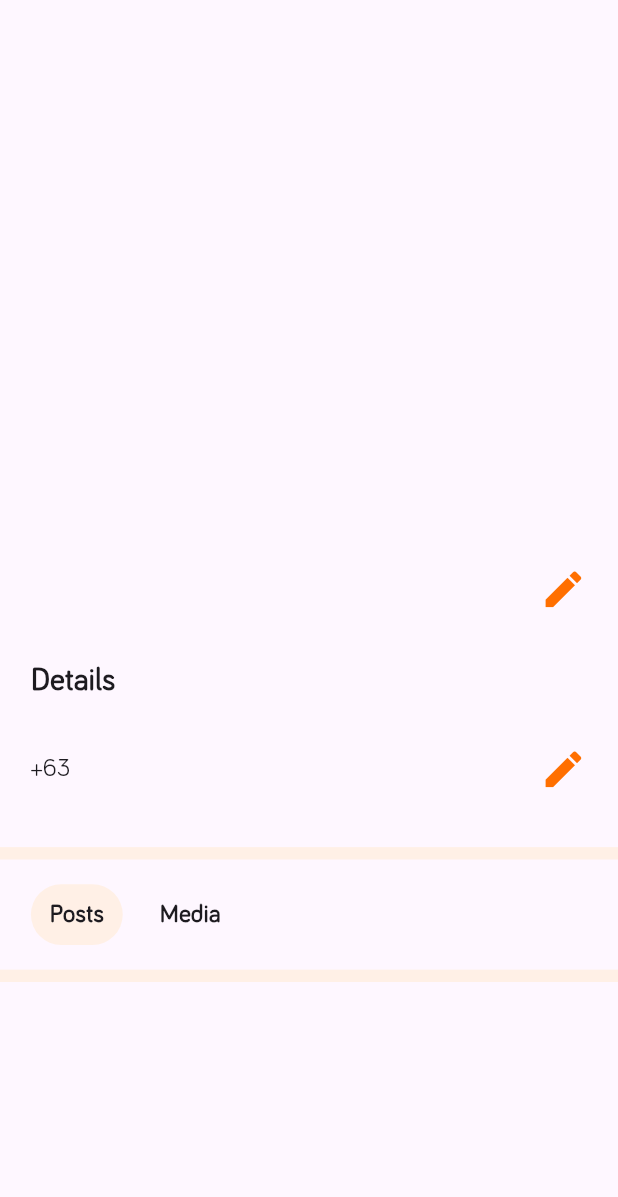
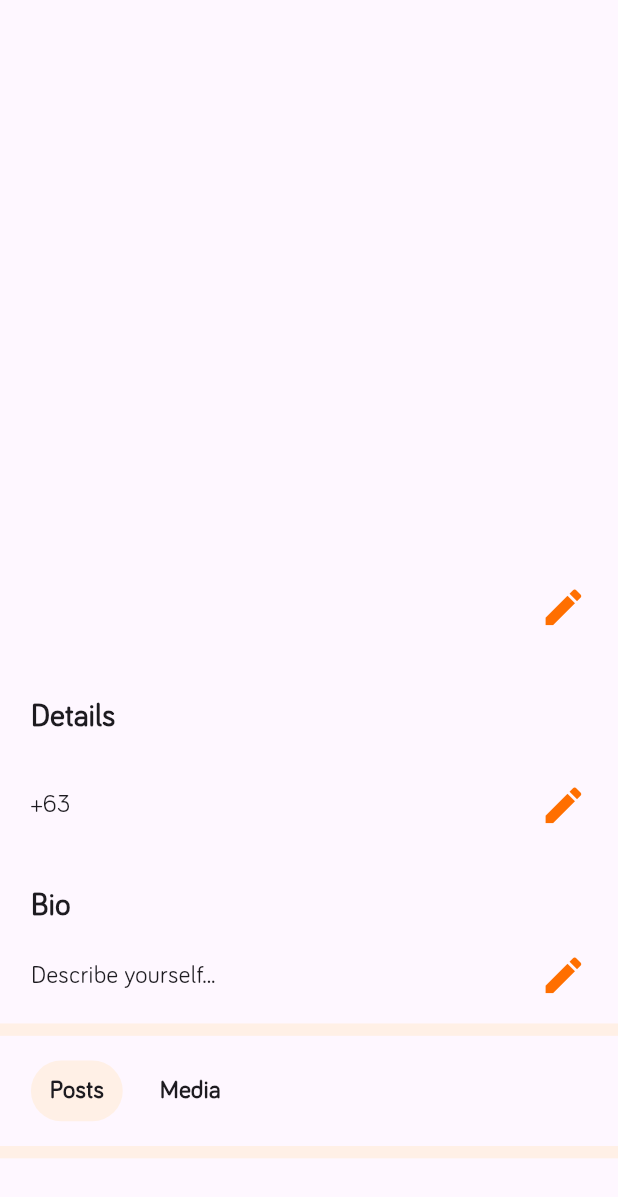
Before and after one commit to ADRIANTULANG/mediaTooker, a Flutter app: the UsersProfileView screen opened directly, on a phone screen of 412 x 824 dp. Shown: the top 1197 px of the screen. Run offline on Flutter 3.47's test engine with Material 3 defaults, Android fonts, the light colour scheme and no system bars; our stand-ins replace awesome_notifications, badges, cached_network_image, cloud_firestore, file_picker, firebase_auth and 12 more; missing offline and left inert: flutter_file_downloader; accounts and stored records are empty; network calls fail; statements that could not run were skipped.

Commit message:
some updates

```diff
--- a/lib/services/getstorage_services.dart
+++ b/lib/services/getstorage_services.dart
@@ -12,6 +12,7 @@ class StorageServices extends GetxController {
     required String type,
     required String provider,
     required String profilePicture,
+    required String accountType,
   }) {
     storage.write("id", id);
     storage.write("contactno", contactno);
@@ -20,6 +21,7 @@ class StorageServices extends GetxController {
     storage.write("type", type);
     storage.write("provider", provider);
     storage.write("profilePicture", profilePicture);
+    storage.write("accountType", accountType);
   }
 
   removeStorageCredentials() {
@@ -30,5 +32,6 @@ class StorageServices extends GetxController {
     storage.remove("provider");
     storage.remove("name");
     storage.remove("profilePicture");
+    storage.remove("accountType");
   }
 }
--- a/lib/src/login_users_and_admin_screen/controller/login_users_and_admin_controller.dart
+++ b/lib/src/login_users_and_admin_screen/controller/login_users_and_admin_controller.dart
@@ -42,6 +42,7 @@ class LoginViewController extends GetxController {
             Get.back();
             Get.offAll(() => const UsersBottomNavView());
             Get.find<StorageServices>().saveClientCredentials(
+                accountType: userdetails[0]['accountType'],
                 profilePicture: userdetails[0]['profilePhoto'],
                 id: userdetails[0].id,
                 contactno: userdetails[0]['contactno'],
@@ -153,6 +154,7 @@ class LoginViewController extends GetxController {
           Get.back();
           Get.offAll(() => const UsersBottomNavView());
           Get.find<StorageServices>().saveClientCredentials(
+              accountType: res.docs[0]['accountType'],
               id: res.docs[0].id,
               contactno: res.docs[0]['contactno'],
               email: res.docs[0]['email'],
--- a/lib/src/users_profile_screen/controller/users_profile_controller.dart
+++ b/lib/src/users_profile_screen/controller/users_profile_controller.dart
@@ -23,6 +23,8 @@ class UsersProfileController extends GetxController {
   RxString address = ''.obs;
   RxString contactNo = ''.obs;
   RxString usertype = ''.obs;
+  RxString accountType = ''.obs;
+  RxString bio = ''.obs;
   RxString selectedContentView = 'Posts'.obs;
 
   RxList<Post> allPost = <Post>[].obs;
@@ -46,6 +48,8 @@ class UsersProfileController extends GetxController {
         contactNo.value = userdetails.get('contactno');
         address.value = userdetails.get('address');
         email.value = userdetails.get('email');
+        accountType.value = userdetails.get('accountType');
+        bio.value = userdetails.get('bio');
       } else {
         Get.back();
         responseMessage.value = "Sorry we cannot load the data.";
--- a/lib/src/users_profile_screen/view/users_profile_view.dart
+++ b/lib/src/users_profile_screen/view/users_profile_view.dart
@@ -167,6 +167,17 @@ class UsersProfileView extends GetView<UsersProfileController> {
                                       fontWeight: FontWeight.normal,
                                       fontSize: AppFontSizes.regular),
                                 ),
+                                Text(
+                                  controller.accountType.value == "Group"
+                                      ? "Company/Group"
+                                      : controller.accountType.value ==
+                                              "Individual"
+                                          ? "Individual/Freelancer"
+                                          : "",
+                                  style: TextStyle(
+                                      fontWeight: FontWeight.normal,
+                                      fontSize: AppFontSizes.regular),
+                                ),
                               ],
                             ),
                             Get.find<StorageServices>().storage.read('id') ==
@@ -263,6 +274,57 @@ class UsersProfileView extends GetView<UsersProfileController> {
                                       size: 23.sp,
                                     ),
                                   ),
+                          ],
+                        ),
+                      ),
+                      SizedBox(
+                        height: 2.h,
+                      ),
+                      Padding(
+                        padding: EdgeInsets.only(left: 5.w, right: 5.w),
+                        child: Text(
+                          "Bio",
+                          style: TextStyle(
+                              fontWeight: FontWeight.bold,
+                              fontSize: AppFontSizes.medium),
+                        ),
+                      ),
+                      SizedBox(
+                        height: 2.h,
+                      ),
+                      Padding(
+                        padding: EdgeInsets.only(left: 5.w, right: 5.w),
+                        child: Row(
+                          mainAxisAlignment: MainAxisAlignment.spaceBetween,
+                          children: [
+                            Expanded(
+                              child: Obx(
+                                () => Text(
+                                  controller.bio.value.isEmpty &&
+                                          Get.find<StorageServices>()
+                                                  .storage
+                                                  .read('id') ==
+                                              controller.userid.value
+                                      ? "Describe yourself..."
+                                      : controller.bio.value,
+                                  maxLines: 6,
+                                  style: TextStyle(
+                                      fontWeight: FontWeight.normal,
+                                      fontSize: AppFontSizes.regular),
+                                ),
+                              ),
+                            ),
+                            Get.find<StorageServices>().storage.read('id') ==
+                                    controller.userid.value
+                                ? GestureDetector(
+                                    onTap: () {},
+                                    child: Icon(
+                                      Icons.edit,
+                                      color: AppColors.orange,
+                                      size: 23.sp,
+                                    ),
+                                  )
+                                : const SizedBox()
                           ],
                         ),
                       ),
```
Also changed, not shown: lib/src/users_home_screen/widgets/users_home_video_widget.dart (+12 -12 lines), lib/src/users_profile_screen/widget/users_profile_video_widget.dart (+12 -12 lines), lib/src/users_profile_screen/widget/users_profile_videosmall_widget.dart (+14 -14 lines), lib/src/users_registration_screen/controller/users_registration_controller.dart (+6 -1 lines), lib/src/users_registration_screen/view/users_registration_basic_info_view.dart (+63 -9 lines).
